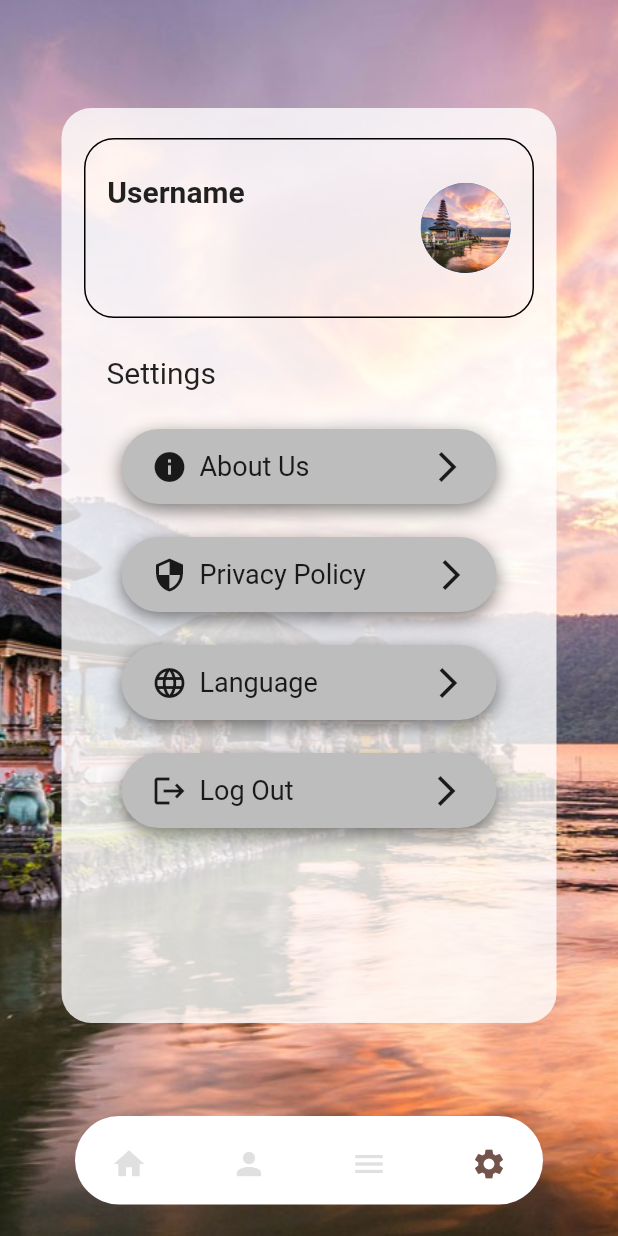
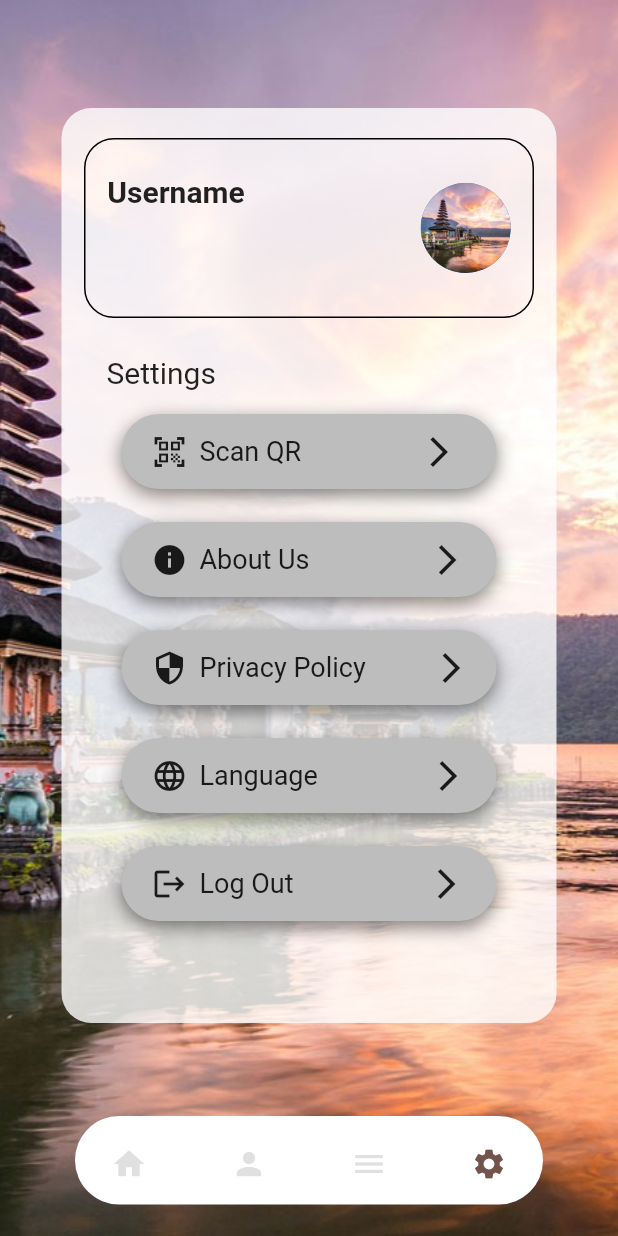
Before and after one commit to WIBU1234/tubespariwisata, a Flutter app: the Homepage screen opened directly, item 4 of the bottom bar chosen, on a phone screen of 412 x 824 dp. Run offline on Flutter 3.47's test engine with Material 2 defaults, Android fonts, the phone set to English and light mode, and no system bars; drawn by our look-alikes of dot_navigation_bar; our stand-ins replace camera, cloud_firestore, firebase_core, sensors, shared_preferences; missing offline and left inert: mobile_scanner; accounts and stored records are empty.

Commit message:
Scanner siap pakai

```diff
--- a/lib/hardware/camera.dart
+++ b/lib/hardware/camera.dart
@@ -61,7 +61,7 @@ class _CameraPageState extends State<CameraPage> {
       };
 
       editUserData(widget.user.id!, newData);
-      pushHomePage(context, widget.user);
+      pushHomePage(context);
 
     } on CameraException catch (e) {
       debugPrint('Error occured while taking picture: $e');
--- a/lib/page/firstLanding/loginpage.dart
+++ b/lib/page/firstLanding/loginpage.dart
@@ -151,7 +151,7 @@ class _LoginPageState extends State<Loginpage> {
                             ),
                           );
                           saveUserID(userTemp.id);
-                        pushHomePage(context, userTemp);
+                        pushHomePage(context);
                         } else {
                           ScaffoldMessenger.of(context).showSnackBar(
                             const SnackBar(
--- a/lib/page/homepage/homepage.dart
+++ b/lib/page/homepage/homepage.dart
@@ -6,7 +6,6 @@ import 'package:camera/camera.dart';
 import 'dart:convert';
 import 'dart:typed_data';
 import 'package:sensors/sensors.dart';
-
 // IMPORT LIB FROM FUNCTION
 import 'package:tubespariwisata/sharedPreferencesFunction/shared.dart';
 import 'package:tubespariwisata/entity/user.dart';
@@ -101,7 +100,7 @@ class _HomePageState extends State<Homepage> {
                       },
                       child: Container(
                         width: 250,
-                        height: 400,
+                        height: 320,
                         decoration: BoxDecoration(
                           borderRadius: BorderRadius.circular(20),
                           color: Colors.white.withOpacity(0.5),
@@ -116,7 +115,7 @@ class _HomePageState extends State<Homepage> {
 
                             const SizedBox(height: 30),
                             const Text(
-                              "Suprise Me",
+                              "Suprise Me !!",
                               style: TextStyle(
                                 fontSize: 24,
                                 fontWeight: FontWeight.bold,
@@ -134,7 +133,6 @@ class _HomePageState extends State<Homepage> {
                                 ),
                               ),
                             ),
-
 
                           ],
                         ),
@@ -686,6 +684,56 @@ class _HomePageState extends State<Homepage> {
                 ),
 
                 const SizedBox(height: 16),
+                InkWell(
+                  onTap: () {
+                    // Arahkan ke halaman scan
+                    // Navigator.push(
+                    //   context,
+                    //   MaterialPageRoute(builder: (context) => ScanPage()),
+                    // );
+                    pushScanQr(context);
+                  },
+                  child: Container(
+                    width: 250,
+                    height: 50,
+                    decoration: BoxDecoration(
+                      color: Colors.grey[400],
+                      borderRadius: BorderRadius.circular(60.0),
+                      boxShadow: [
+                        BoxShadow(
+                          color: Colors.black.withOpacity(0.5),
+                          spreadRadius: 0,
+                          blurRadius: 10,
+                          offset: const Offset(0, 4),
+                        ),
+                      ],
+                    ),
+                    child: const Row(
+                      children: [
+                        Padding(
+                          padding: EdgeInsets.only(left: 20.0),
+                          child: Icon(Icons.qr_code_scanner_outlined),
+                        ),
+                        Padding(
+                          padding: EdgeInsets.only(left: 8.0),
+                          child: Text(
+                            'Scan QR',
+                            style: TextStyle(
+                              fontSize: 18,
+                              // fontWeight: FontWeight.bold,
+                            ),
+                          ),
+                        ),
+                        Padding(
+                          padding: EdgeInsets.only(left: 80.0),
+                          child: Icon(Icons.arrow_forward_ios_sharp),
+                        ),
+                      ],
+                    ),
+                  ),
+                ),
+
+                const SizedBox(height: 12),
                 Padding(
                   padding: const EdgeInsets.all(10.0),
                   child: Container(
--- a/lib/page/homepage/updateProfile.dart
+++ b/lib/page/homepage/updateProfile.dart
@@ -286,8 +286,7 @@ class _UpdatePageState extends State<UpdatePage> {
                               'imageFoto' : userTemp!.imageFoto,
                             };
                             editUserData(userId!, newData);
-                            removeUserID(); saveUserID(userTemp!.id!);
-                            pushHomePage(context, userTemp!);
+                            pushHomePage(context);
                             }
                           }
                         },
--- a/pubspec.yaml
+++ b/pubspec.yaml
@@ -12,11 +12,11 @@ dependencies:
   cupertino_icons: ^1.0.2
   cloud_firestore: ^4.4.5
   intl: ^0.17.0
-  camera: ^0.9.4+19
+  camera: ^0.10.5+2
   dot_navigation_bar: ^1.0.2
   shared_preferences: ^2.1.0
   sensors: ^2.0.3
-  flutter_barcode_scanner: ^2.0.0
+  mobile_scanner: ^3.2.0
   qr_flutter: ^4.1.0
 
 dev_dependencies:
```
Also changed, not shown: lib/anotherPageLauncher/launcher.dart (+9 -2 lines), lib/hardware/scannerError.dart (added, +50 -0 lines), lib/hardware/scanqr.dart (+86 -38 lines), pubspec.lock, 1 other file.
